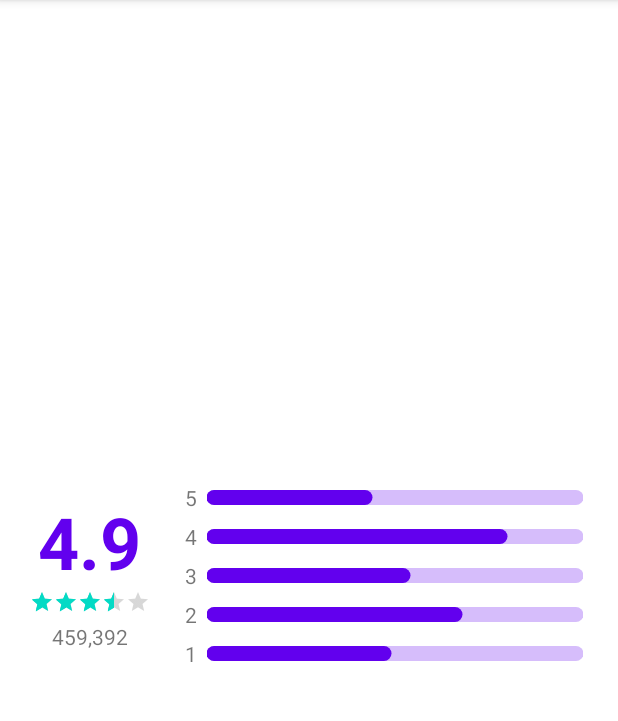
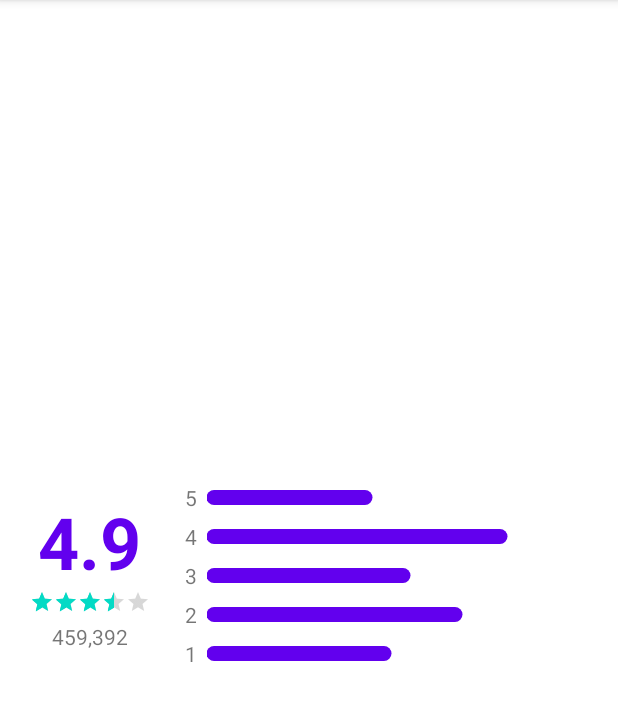
Before and after one commit to Dhina17/RatingBarChart, an Android app: the screen it shows after launch (MainActivity), on a phone screen of 412 x 824 dp, the part 84-805 px from its top. Run offline under Robolectric (Android 15) with nearby library versions, the light colour scheme and no system bars.

Commit message:
Bar: Add support to change track color

```diff
--- a/app/src/main/res/layout/activity_main.xml
+++ b/app/src/main/res/layout/activity_main.xml
@@ -49,6 +49,7 @@
         android:padding="10dp"
         app:barPadding="3dp"
         app:barRadius="10dp"
-        app:barThickness="10dp" />
+        app:barThickness="10dp"
+        app:barTrackColor="@color/white" />
 
 </LinearLayout>
--- a/library/src/main/kotlin/io/github/dhina17/ratingbarchart/RatingBarChart.kt
+++ b/library/src/main/kotlin/io/github/dhina17/ratingbarchart/RatingBarChart.kt
@@ -27,6 +27,8 @@ class RatingBarChart @JvmOverloads constructor(
 
     private var barPadding: Int = DEFAULT_BAR_PADDING
 
+    private var barTrackColor: Int? = null
+
     init {
         // We need to add the views in column-like manner
         orientation = VERTICAL
@@ -54,6 +56,7 @@ class RatingBarChart @JvmOverloads constructor(
             R.styleable.RatingBarChart_barPadding,
             DEFAULT_BAR_PADDING
         )
+        barTrackColor = attributes.getColor(R.styleable.RatingBarChart_barTrackColor, 0)
     }
 
     private fun setupBars() {
@@ -64,7 +67,8 @@ class RatingBarChart @JvmOverloads constructor(
                     label = "$index",
                     barPadding = barPadding,
                     barThickness = barThickness,
-                    barCornerRadius = barRadius
+                    barCornerRadius = barRadius,
+                    barTrackColor = if (barTrackColor == 0) null else barTrackColor
                 )
             }
             // Add the bar to the bars list.
@@ -98,5 +102,7 @@ class RatingBarChart @JvmOverloads constructor(
 
         // Default bar padding
         private val DEFAULT_BAR_PADDING = 3.px
+
+        // Default bar
     }
 }
--- a/library/src/main/res/values/attrs.xml
+++ b/library/src/main/res/values/attrs.xml
@@ -4,5 +4,6 @@
         <attr name="barPadding" format="dimension" />
         <attr name="barRadius" format="dimension" />
         <attr name="barThickness" format="dimension" />
+        <attr name="barTrackColor" format="color" />
     </declare-styleable>
 </resources>
```
Also changed, not shown: library/src/main/kotlin/io/github/dhina17/ratingbarchart/Bar.kt (+9 -1 lines).
